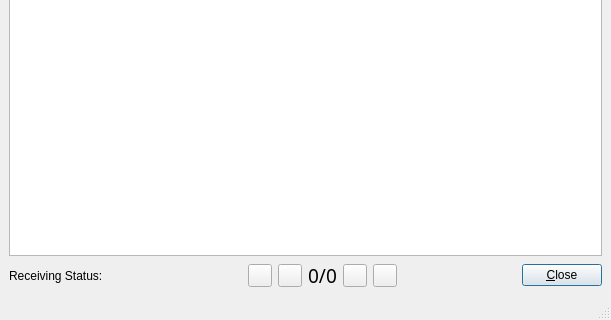
Above: common/GUI-QT/BWSViewer.ui from Drm-tools/dream-legacy before the change; both pictures show x 0 to 611 and y 247 to 567 of the 611 by 567 pixel window. Below: the same form after it.
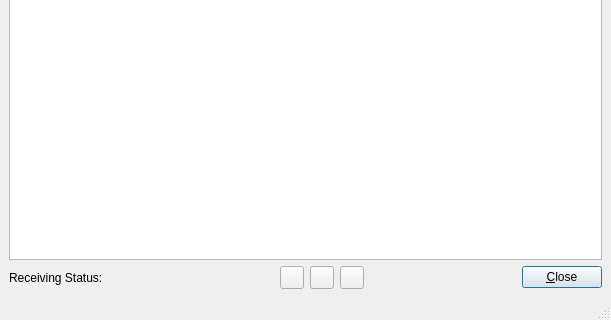
That is the form after the change. Icons and pictures are not drawn. Custom widgets are drawn as their Qt base class.

The edit to the form file:
```diff
--- a/common/GUI-QT/BWSViewer.ui
+++ b/common/GUI-QT/BWSViewer.ui
@@ -67,17 +67,6 @@
         </property>
        </spacer>
       </item>
-      <item>
-       <widget class="QToolButton" name="ButtonJumpBegin" >
-        <property name="text" >
-         <string/>
-        </property>
-        <property name="icon" >
-         <iconset resource="res/icons.qrc" >
-          <normaloff>:/icons/JumpBegin.png</normaloff>:/icons/JumpBegin.png</iconset>
-        </property>
-       </widget>
-      </item>
       <item>
        <widget class="QToolButton" name="ButtonStepBack" >
         <property name="text" >
@@ -90,24 +79,13 @@
        </widget>
       </item>
       <item>
-       <widget class="QLabel" name="LabelCurPicNum" >
-        <property name="font" >
-         <font>
-          <family>Arial Black</family>
-          <pointsize>14</pointsize>
-         </font>
-        </property>
-        <property name="frameShadow" >
-         <enum>QFrame::Sunken</enum>
-        </property>
+       <widget class="QToolButton" name="ButtonHome" >
         <property name="text" >
-         <string>0/0</string>
+         <string/>
         </property>
-        <property name="alignment" >
-         <set>Qt::AlignCenter</set>
-        </property>
-        <property name="wordWrap" >
-         <bool>false</bool>
+        <property name="icon" >
+         <iconset resource="res/icons.qrc" >
+          <normaloff>:/icons/Home.png</normaloff>:/icons/Home.png</iconset>
         </property>
        </widget>
       </item>
@@ -122,17 +100,6 @@
         </property>
        </widget>
       </item>
-      <item>
-       <widget class="QToolButton" name="ButtonJumpEnd" >
-        <property name="text" >
-         <string/>
-        </property>
-        <property name="icon" >
-         <iconset resource="res/icons.qrc" >
-          <normaloff>:/icons/JumpEnd.png</normaloff>:/icons/JumpEnd.png</iconset>
-        </property>
-       </widget>
-      </item>
       <item>
        <spacer name="Spacer5_2" >
         <property name="orientation" >
@@ -228,6 +195,11 @@
    <extends>QWidget</extends>
    <header>MultColorLED.h</header>
   </customwidget>
+  <customwidget>
+   <class>BWSBrowser</class>
+   <extends>QTextBrowser</extends>
+   <header>bwsbrowser.h</header>
+  </customwidget>
  </customwidgets>
  <resources>
   <include location="res/icons.qrc" />
```
Left out of the diff: 11 changed lines with no effect on the pictures.
